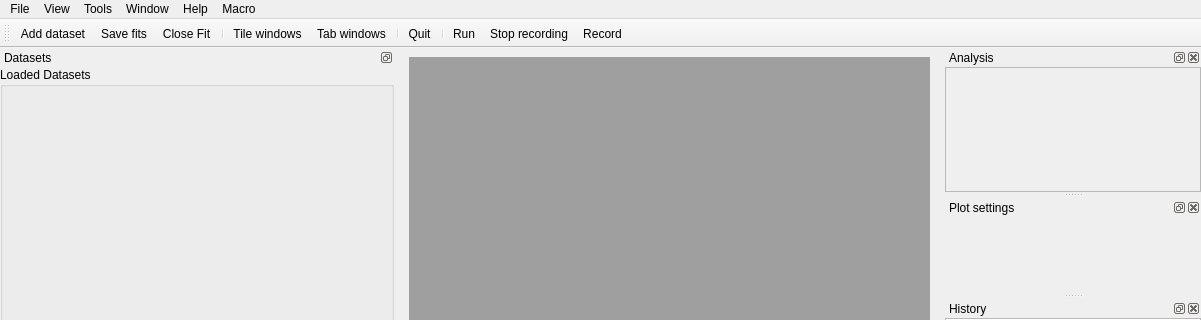
Old version of the form chisurf/gui/gui.ui in the repository Fluorescence-Tools/chisurf; both pictures show x 0 to 1201 and y 0 to 320 of the 1201 by 795 pixel window.
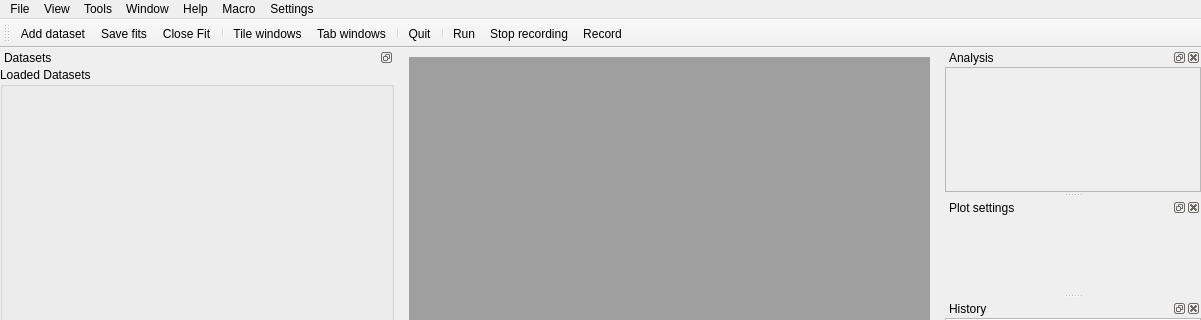
New version of the form. Icons and pictures are not drawn.

Commit message: Added option to clear user folder

```diff
--- a/chisurf/gui/gui.ui
+++ b/chisurf/gui/gui.ui
@@ -408,12 +408,21 @@
     <addaction name="separator"/>
     <addaction name="actionRun"/>
    </widget>
+   <widget class="QMenu" name="menuSettings">
+    <property name="title">
+     <string>Settings</string>
+    </property>
+    <addaction name="actionSettings"/>
+    <addaction name="separator"/>
+    <addaction name="actionClear_local_settings"/>
+   </widget>
    <addaction name="menuFile"/>
    <addaction name="menuView"/>
    <addaction name="menuTools"/>
    <addaction name="menuWindows"/>
    <addaction name="menuHelp"/>
    <addaction name="menuMacro"/>
+   <addaction name="menuSettings"/>
   </widget>
   <widget class="QToolBar" name="toolBar_2">
    <property name="sizePolicy">
```
Left out of the diff: 8 changed lines with no effect on the pictures. The commit also changes 2 other files.
